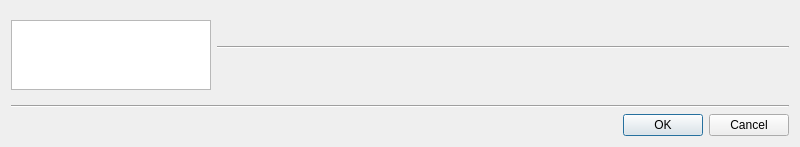
Above: src/qt/qt_preferences.ui from 86Box/86Box before the change. Below: the same form after it.
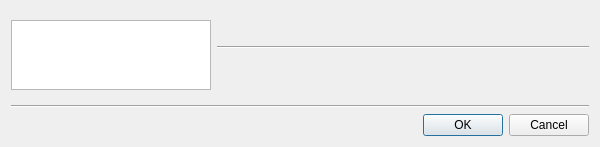
That is the form after the change.

Commit message: Preferences: Tweak the window width a bit.

What changed in the file:
```diff
--- a/src/qt/qt_preferences.ui
+++ b/src/qt/qt_preferences.ui
@@ -6,17 +6,17 @@
    <rect>
     <x>0</x>
     <y>0</y>
-    <width>800</width>
+    <width>600</width>
    </rect>
   </property>
   <property name="minimumSize">
    <size>
-    <width>800</width>
+    <width>600</width>
    </size>
   </property>
   <property name="maximumSize">
    <size>
-    <width>800</width>
+    <width>600</width>
    </size>
   </property>
   <property name="windowTitle">
```
